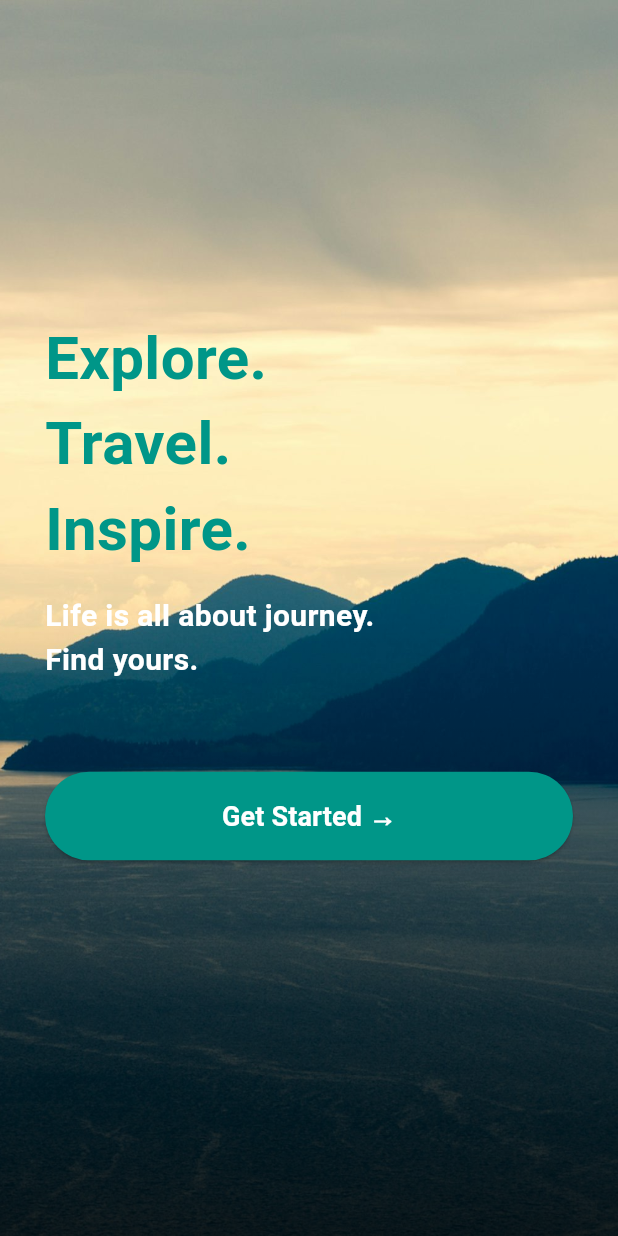
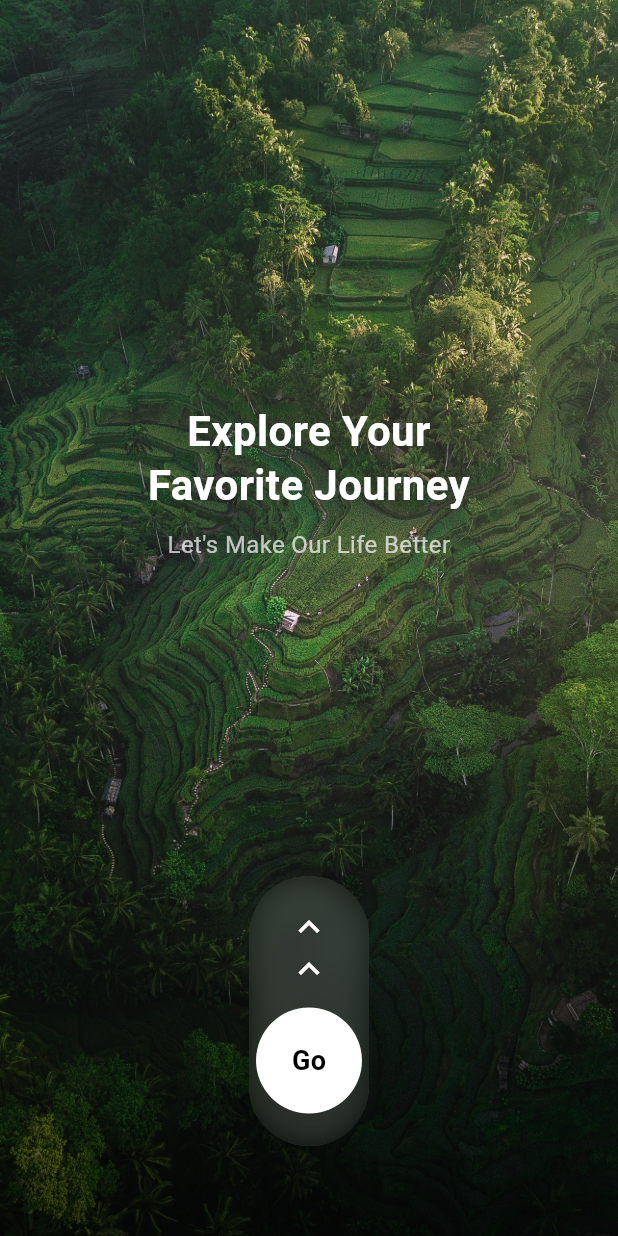
Before and after one commit to zoej-77329/travel_app, a Flutter app: the screen it shows after launch, on a phone screen of 412 x 824 dp. Run offline on Flutter 3.47's test engine with Material 3 defaults, Android fonts, the phone set to English and light mode, and no system bars.

Commit message:
Initial commit: Added updated travel app UI and screens

```diff
--- a/lib/onboarding_screen.dart
+++ b/lib/onboarding_screen.dart
@@ -1,22 +1,51 @@
+import 'dart:ui';
 import 'package:flutter/material.dart';
-import 'login_screen.dart'; // 👈 changed import from home_screen.dart to login_screen.dart
+import 'login_screen.dart';
 
-class OnboardingScreen extends StatelessWidget {
+class OnboardingScreen extends StatefulWidget {
   const OnboardingScreen({super.key});
+
+  @override
+  State<OnboardingScreen> createState() => _OnboardingScreenState();
+}
+
+class _OnboardingScreenState extends State<OnboardingScreen>
+    with SingleTickerProviderStateMixin {
+  late AnimationController _controller;
+  late Animation<double> _animation;
+
+  @override
+  void initState() {
+    super.initState();
+    _controller =
+    AnimationController(vsync: this, duration: const Duration(seconds: 1))
+      ..repeat(reverse: true);
+
+    _animation = Tween<double>(begin: 0, end: -10).animate(
+      CurvedAnimation(parent: _controller, curve: Curves.easeInOut),
+    );
+  }
+
+  @override
+  void dispose() {
+    _controller.dispose();
+    super.dispose();
+  }
 
   @override
   Widget build(BuildContext context) {
     return Scaffold(
-      body: Stack(
+      backgroundColor: Colors.black,
+      body: ClipRRect(
+
+        child: Stack(
           fit: StackFit.expand,
           children: [
-          // Background Image
             Image.asset(
-            'assets/images/travel_onboard.jpg',
+              'assets/images/forest.jpg',
               fit: BoxFit.cover,
             ),
 
-          // Gradient Overlay
             Container(
               decoration: BoxDecoration(
                 gradient: LinearGradient(
@@ -30,53 +59,63 @@ class OnboardingScreen extends StatelessWidget {
               ),
             ),
 
-          // Text and Button
             Padding(
-            padding: const EdgeInsets.all(30.0),
+              padding:
+              const EdgeInsets.symmetric(horizontal: 24.0, vertical: 60.0),
+              child: Column(
+                mainAxisAlignment: MainAxisAlignment.spaceBetween,
+                children: [
+                  const SizedBox(), // spacer at top
+
+                  Column(
+                    children: const [
+                      Text(
+                        "Explore Your\nFavorite Journey",
+                        textAlign: TextAlign.center,
+                        style: TextStyle(
+                          color: Colors.white,
+                          fontSize: 28,
+                          fontWeight: FontWeight.bold,
+                          height: 1.3,
+                        ),
+                      ),
+                      SizedBox(height: 10),
+                      Text(
+                        "Let's Make Our Life Better",
+                        textAlign: TextAlign.center,
+                        style: TextStyle(
+                          color: Colors.white70,
+                          fontSize: 16,
+                          fontWeight: FontWeight.w400,
+                        ),
+                      ),
+                    ],
+                  ),
+
+                  Container(
+                    width: 80,
+                    height: 180,
+                    decoration: BoxDecoration(
+                      borderRadius: BorderRadius.circular(50),
+                      color: Colors.white.withOpacity(0.15),
+                    ),
+                    child: ClipRRect(
+                      borderRadius: BorderRadius.circular(50),
+                      child: BackdropFilter(
+                        filter: ImageFilter.blur(sigmaX: 10, sigmaY: 10),
                         child: Column(
                           mainAxisAlignment: MainAxisAlignment.center,
-              crossAxisAlignment: CrossAxisAlignment.start,
                           children: [
-                const Text(
-                  "Explore.",
-                  style: TextStyle(
-                    color: Colors.teal,
-                    fontSize: 40,
-                    fontWeight: FontWeight.bold,
-                  ),
-                ),
-                const Text(
-                  "Travel.",
-                  style: TextStyle(
-                    color: Colors.teal,
-                    fontSize: 40,
-                    fontWeight: FontWeight.bold,
-                  ),
-                ),
-                const Text(
-                  "Inspire.",
-                  style: TextStyle(
-                    color: Colors.teal,
-                    fontSize: 40,
-                    fontWeight: FontWeight.bold,
-                  ),
-                ),
-                const SizedBox(height: 15),
-                const Text(
-                  "Life is all about journey.\nFind yours.",
-                  style: TextStyle(
-                    color: Colors.white,
-                    fontSize: 20,
-                      fontWeight: FontWeight.bold,
-                  ),
-                ),
-                const SizedBox(height: 60),
+                            // ⬆ Two upward arrows
+                            const Icon(Icons.keyboard_arrow_up,
+                                color: Colors.white, size: 28),
+                            const Icon(Icons.keyboard_arrow_up,
+                                color: Colors.white, size: 28),
 
-                SizedBox(
-                  width: double.infinity,
-                  child: ElevatedButton(
+                            const SizedBox(height: 10),
+
+                            ElevatedButton(
                               onPressed: () {
-                      // 👇 changed navigation from HomeScreen() → LoginScreen()
                                 Navigator.pushReplacement(
                                   context,
                                   MaterialPageRoute(
@@ -85,28 +124,32 @@ class OnboardingScreen extends StatelessWidget {
                                 );
                               },
                               style: ElevatedButton.styleFrom(
-                      backgroundColor: Colors.teal,
-                      padding: const EdgeInsets.symmetric(vertical: 16),
-                      shape: RoundedRectangleBorder(
-                        borderRadius: BorderRadius.circular(30),
-                      ),
+                                backgroundColor: Colors.white,
+                                shape: const CircleBorder(),
+                                padding: const EdgeInsets.all(24),
+                                elevation: 4,
+                                shadowColor: Colors.black26,
                               ),
                               child: const Text(
-                      "Get Started →",
+                                "Go",
                                 style: TextStyle(
-                        color: Colors.white,
+                                  color: Colors.black,
                                   fontSize: 18,
                                   fontWeight: FontWeight.bold,
                                 ),
                               ),
                             ),
+                          ],
                         ),
-                const SizedBox(height: 40),
+                      ),
+                    ),
+                  ),
                 ],
               ),
             ),
           ],
         ),
+      ),
     );
     }
 }
```
Also changed, not shown: lib/booking_screen.dart (+27 -28 lines), lib/detail_screen.dart (+42 -29 lines), lib/discover_screen.dart (+16 -19 lines), lib/favorites_screen.dart (+39 -12 lines), lib/home_screen.dart (+25 -2 lines), lib/login_screen.dart (+11 -14 lines), lib/profile_screen.dart (+38 -12 lines), assets/images/forest.jpg (added), assets/images/icy.png (added), assets/images/images.jpg (added), assets/images/login2.jpg (added), assets/images/login3.jpg (added), 1 other file. Lines whose indentation alone changed are shown as unchanged.
